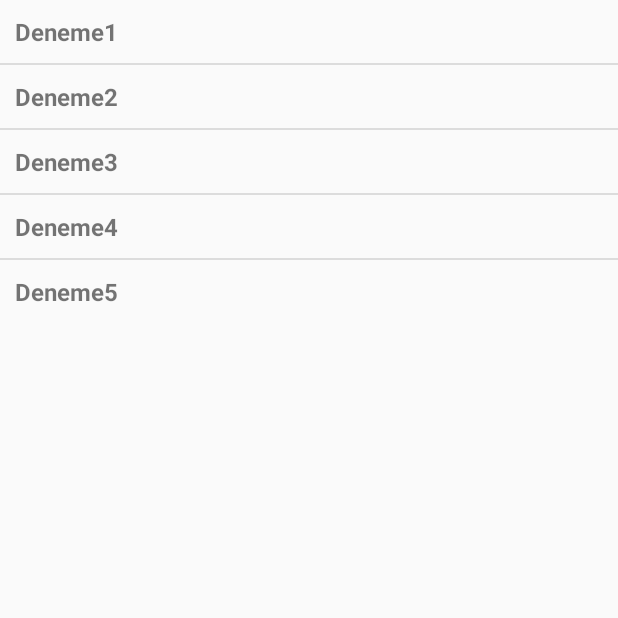
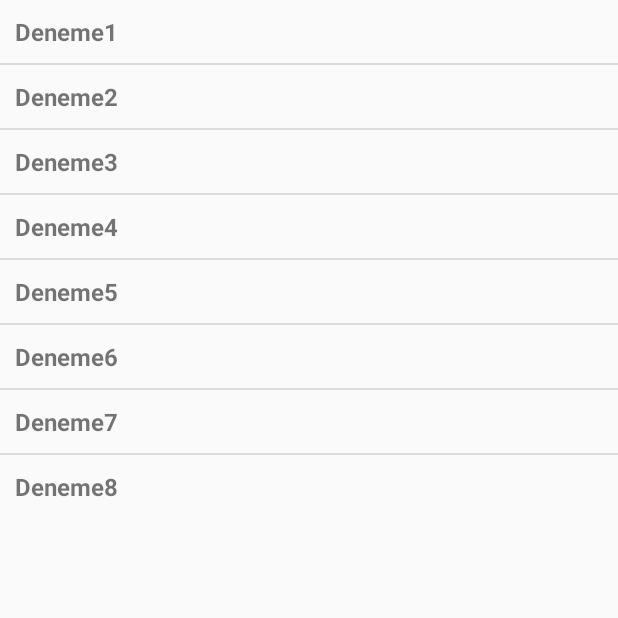
Before and after one commit to orhuncng/Bebop-Ui-Test, an Android app: the screen it shows after launch (Main2Activity), after a tap on "DEVICES", on a phone screen of 412 x 824 dp, the top half of it. Run offline under Robolectric (Android 15) with nearby library versions, the phone set to English and light mode, and no system bars; libraries missing offline, so code that uses them is left out: com.parrot.arsdk; 4 statements that could not run were skipped.

Commit message:
Oguz First Commit

```diff
--- a/app/src/main/java/com/example/trio/testproject/MainActivity.java
+++ b/app/src/main/java/com/example/trio/testproject/MainActivity.java
@@ -84,6 +84,9 @@ public class MainActivity extends AppCompatActivity implements ARDeviceControlle
             DeviceNames.add("Deneme3");
             DeviceNames.add("Deneme4");
             DeviceNames.add("Deneme5");
+            DeviceNames.add("Deneme6");
+            DeviceNames.add("Deneme7");
+            DeviceNames.add("Deneme8");
         }
 
         Intent intent = new Intent(this, Main2Activity.class);
```
Also changed, not shown: 1 other file.
